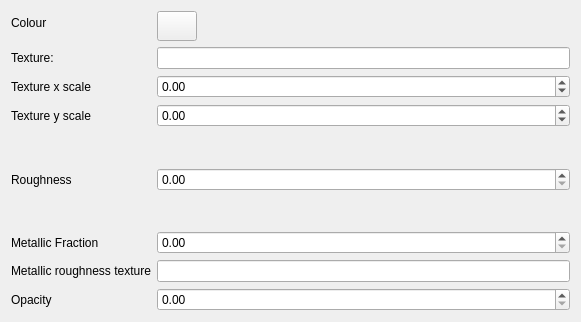
The window that gui_client/MaterialEditor.ui (shipilovden/substrata-metasiberia) describes before a commit, drawn with Qt 5.
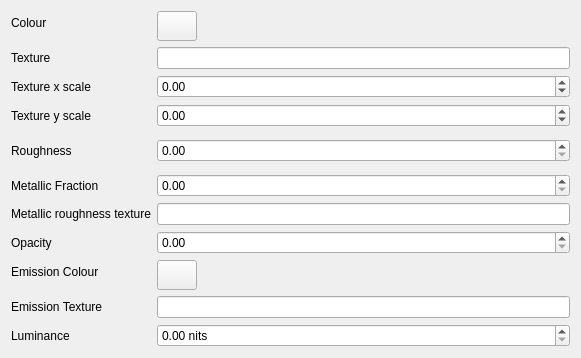
The same window after the commit. Custom widgets are drawn as their Qt base class.

Commit message: Bumped protocol version to 35. Added emission_rgb and emission_texture_url to WorldMaterial, Added to MaterialEditor also. Refactored MainWindow::startLoadingTexturesForObject() a bit. Refactored assignedLoadedOpenGLTexturesToMats(). Updated LODGeneration.cpp to generate emission texture LODs as well. Updated AnimatedTextureManager to handle animated emission textures also.

The edit to the form file:
```diff
--- a/gui_client/MaterialEditor.ui
+++ b/gui_client/MaterialEditor.ui
@@ -7,7 +7,7 @@
     <x>0</x>
     <y>0</y>
     <width>581</width>
-    <height>322</height>
+    <height>354</height>
    </rect>
   </property>
   <property name="windowTitle">
@@ -24,7 +24,7 @@
    <item row="2" column="0">
     <widget class="QLabel" name="label_4">
      <property name="text">
-      <string>Texture:</string>
+      <string>Texture</string>
      </property>
     </widget>
    </item>
@@ -163,6 +163,59 @@
    <item row="9" column="1">
     <widget class="FileSelectWidget" name="metallicRoughnessFileSelectWidget"/>
    </item>
+   <item row="11" column="0">
+    <widget class="QLabel" name="label_2">
+     <property name="text">
+      <string>Emission Colour</string>
+     </property>
+    </widget>
+   </item>
+   <item row="11" column="1">
+    <widget class="QPushButton" name="emissionColourPushButton">
+     <property name="sizePolicy">
+      <sizepolicy hsizetype="Fixed" vsizetype="Fixed">
+       <horstretch>0</horstretch>
+       <verstretch>0</verstretch>
+      </sizepolicy>
+     </property>
+     <property name="minimumSize">
+      <size>
+       <width>30</width>
+       <height>30</height>
+      </size>
+     </property>
+     <property name="text">
+      <string/>
+     </property>
+    </widget>
+   </item>
+   <item row="12" column="1">
+    <widget class="FileSelectWidget" name="emissionTextureFileSelectWidget"/>
+   </item>
+   <item row="12" column="0">
+    <widget class="QLabel" name="label_3">
+     <property name="text">
+      <string>Emission Texture</string>
+     </property>
+    </widget>
+   </item>
+   <item row="13" column="0">
+    <widget class="QLabel" name="label_11">
+     <property name="text">
+      <string>Luminance</string>
+     </property>
+    </widget>
+   </item>
+   <item row="13" column="1">
+    <widget class="IndigoDoubleSpinBox" name="luminanceDoubleSpinBox">
+     <property name="suffix">
+      <string> nits</string>
+     </property>
+     <property name="maximum">
+      <double>100000000.000000000000000</double>
+     </property>
+    </widget>
+   </item>
   </layout>
  </widget>
  <customwidgets>
```
The commit also changes 14 other files.
